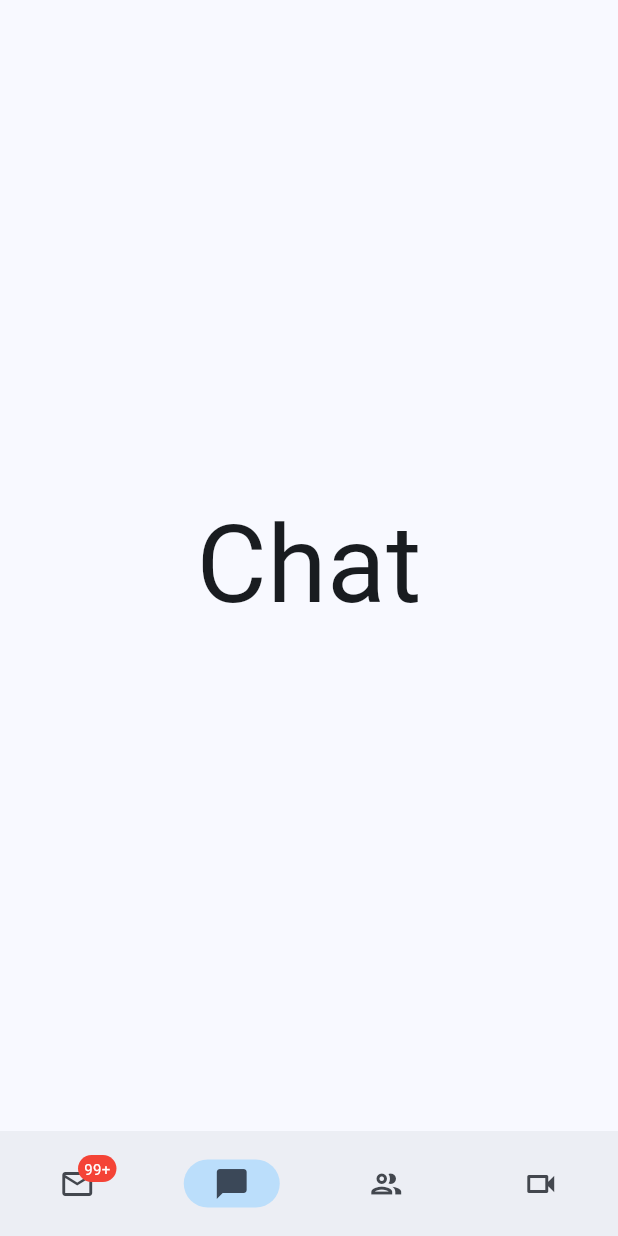
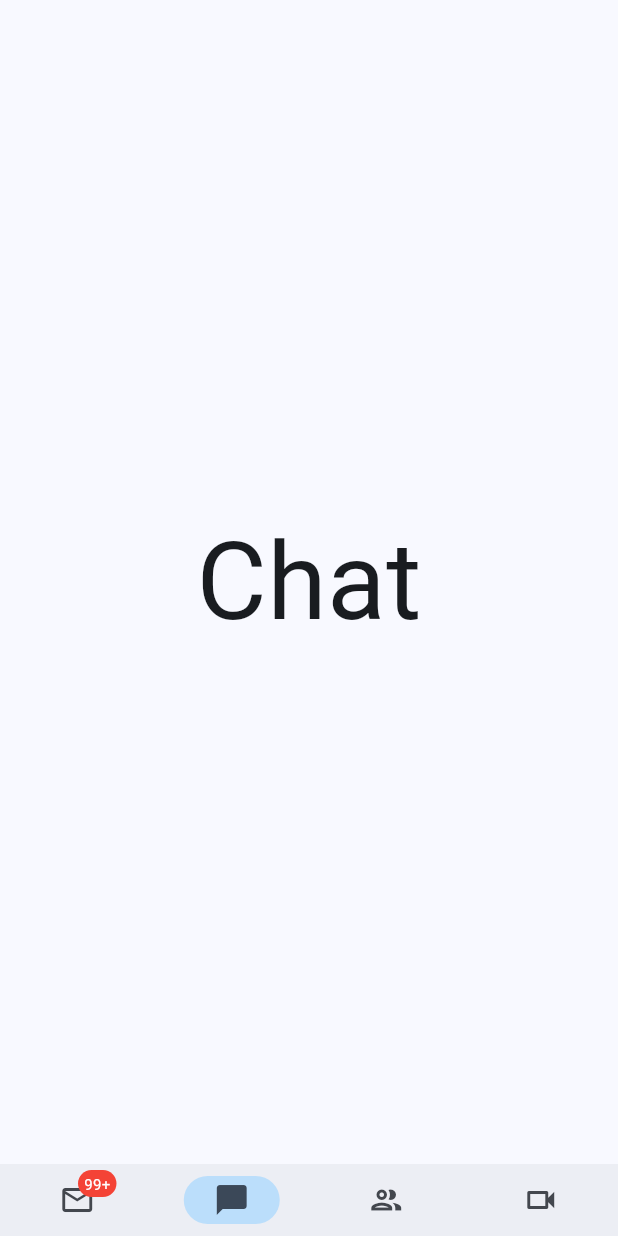
Before and after one commit to firhanhardiansyah/flutter_mat3_gmail, a Flutter app: the screen it shows after launch, item 2 of the bottom bar chosen, on a phone screen of 412 x 824 dp. Run offline on Flutter 3.47's test engine with Material 2 defaults, Android fonts, the phone set to English and light mode, and no system bars; missing offline and left inert: flutter_scrolling_fab_animated.

Commit message:
style: edit navbar

```diff
--- a/lib/pages/home_page.dart
+++ b/lib/pages/home_page.dart
@@ -30,7 +30,7 @@ class _HomePageState extends State<HomePage> {
             labelTextStyle: MaterialStateProperty.all(
                 const TextStyle(fontSize: 14, fontWeight: FontWeight.w500))),
         child: NavigationBar(
-          height: 70,
+          height: 48,
           destinations: [
             Stack(
               children: [
@@ -39,7 +39,7 @@ class _HomePageState extends State<HomePage> {
                     icon: Icon(Icons.email_outlined),
                     label: 'Mail'),
                 Positioned(
-                  top: 16.0,
+                  top: 4.0,
                   left: 52.0,
                   child: Container(
                     padding:
```
